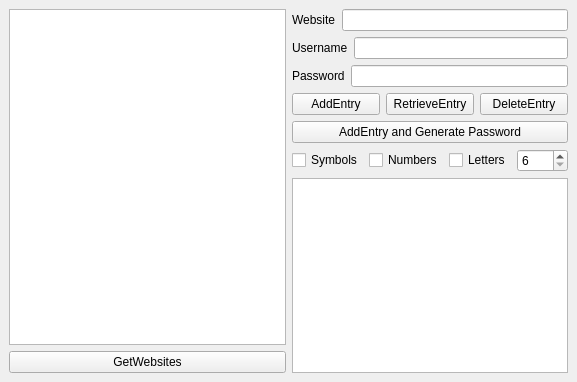
Before: the Qt Designer form mainwindow.ui in Oroles/PasswordManagerGUI, drawn with Qt 5.
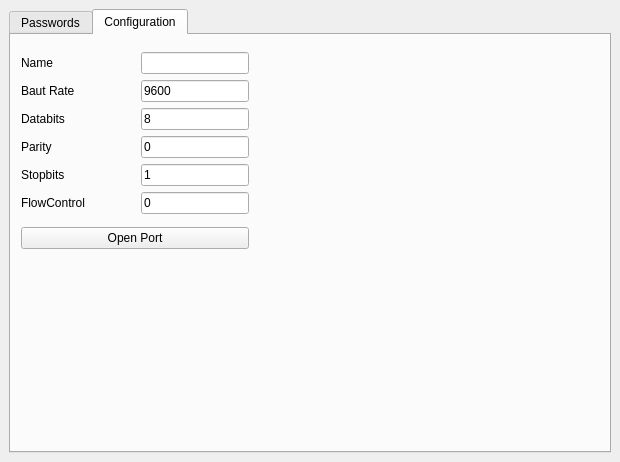
After: the same form once the commit is applied.

What changed in the file:
```diff
--- a/mainwindow.ui
+++ b/mainwindow.ui
@@ -6,14 +6,24 @@
    <rect>
     <x>0</x>
     <y>0</y>
-    <width>577</width>
-    <height>382</height>
+    <width>620</width>
+    <height>462</height>
    </rect>
   </property>
   <property name="windowTitle">
    <string>MainWindow</string>
   </property>
   <widget class="QWidget" name="centralwidget">
+   <layout class="QVBoxLayout" name="verticalLayout_6">
+    <item>
+     <widget class="QTabWidget" name="tabWidget">
+      <property name="currentIndex">
+       <number>1</number>
+      </property>
+      <widget class="QWidget" name="tab_1">
+       <attribute name="title">
+        <string>Passwords</string>
+       </attribute>
    <layout class="QHBoxLayout" name="horizontalLayout_6">
     <item>
      <layout class="QVBoxLayout" name="verticalLayout_3">
@@ -139,7 +149,7 @@
             <item>
              <widget class="QSpinBox" name="spinBoxLength">
               <property name="minimum">
-               <number>6</number>
+                   <number>8</number>
               </property>
               <property name="maximum">
                <number>12</number>
@@ -160,6 +170,220 @@
        </layout>
       </item>
      </layout>
+        </item>
+       </layout>
+      </widget>
+      <widget class="QWidget" name="tab_2">
+       <attribute name="title">
+        <string>Configuration</string>
+       </attribute>
+       <widget class="QWidget" name="layoutWidget">
+        <property name="geometry">
+         <rect>
+          <x>10</x>
+          <y>10</y>
+          <width>228</width>
+          <height>211</height>
+         </rect>
+        </property>
+        <layout class="QVBoxLayout" name="verticalLayout_8">
+         <item>
+          <layout class="QVBoxLayout" name="verticalLayout_7">
+           <item>
+            <layout class="QHBoxLayout" name="horizontalLayout_8">
+             <item>
+              <widget class="QLabel" name="label_4">
+               <property name="text">
+                <string>Name</string>
+               </property>
+              </widget>
+             </item>
+             <item>
+              <spacer name="horizontalSpacer">
+               <property name="orientation">
+                <enum>Qt::Horizontal</enum>
+               </property>
+               <property name="sizeHint" stdset="0">
+                <size>
+                 <width>40</width>
+                 <height>20</height>
+                </size>
+               </property>
+              </spacer>
+             </item>
+             <item>
+              <widget class="QLineEdit" name="lineEditName"/>
+             </item>
+            </layout>
+           </item>
+           <item>
+            <layout class="QHBoxLayout" name="horizontalLayout_9">
+             <item>
+              <widget class="QLabel" name="label_5">
+               <property name="text">
+                <string>Baut Rate</string>
+               </property>
+              </widget>
+             </item>
+             <item>
+              <spacer name="horizontalSpacer_2">
+               <property name="orientation">
+                <enum>Qt::Horizontal</enum>
+               </property>
+               <property name="sizeHint" stdset="0">
+                <size>
+                 <width>40</width>
+                 <height>20</height>
+                </size>
+               </property>
+              </spacer>
+             </item>
+             <item>
+              <widget class="QLineEdit" name="lineEditBautRate">
+               <property name="text">
+                <string>9600</string>
+               </property>
+              </widget>
+             </item>
+            </layout>
+           </item>
+           <item>
+            <layout class="QHBoxLayout" name="horizontalLayout_10">
+             <item>
+              <widget class="QLabel" name="label_6">
+               <property name="text">
+                <string>Databits</string>
+               </property>
+              </widget>
+             </item>
+             <item>
+              <spacer name="horizontalSpacer_3">
+               <property name="orientation">
+                <enum>Qt::Horizontal</enum>
+               </property>
+               <property name="sizeHint" stdset="0">
+                <size>
+                 <width>40</width>
+                 <height>20</height>
+                </size>
+               </property>
+              </spacer>
+             </item>
+             <item>
+              <widget class="QLineEdit" name="lineEditDatabits">
+               <property name="text">
+                <string>8</string>
+               </property>
+              </widget>
+             </item>
+            </layout>
+           </item>
+           <item>
+            <layout class="QHBoxLayout" name="horizontalLayout_11">
+             <item>
+              <widget class="QLabel" name="label_7">
+               <property name="text">
+                <string>Parity</string>
+               </property>
+              </widget>
+             </item>
+             <item>
+              <spacer name="horizontalSpacer_4">
+               <property name="orientation">
+                <enum>Qt::Horizontal</enum>
+               </property>
+               <property name="sizeHint" stdset="0">
+                <size>
+                 <width>40</width>
+                 <height>20</height>
+                </size>
+               </property>
+              </spacer>
+             </item>
+             <item>
+              <widget class="QLineEdit" name="lineEditParity">
+               <property name="text">
+                <string>0</string>
+               </property>
+              </widget>
+             </item>
+            </layout>
+           </item>
+           <item>
+            <layout class="QHBoxLayout" name="horizontalLayout_12">
+             <item>
+              <widget class="QLabel" name="label_8">
+               <property name="text">
+                <string>Stopbits</string>
+               </property>
+              </widget>
+             </item>
+             <item>
+              <spacer name="horizontalSpacer_5">
+               <property name="orientation">
+                <enum>Qt::Horizontal</enum>
+               </property>
+               <property name="sizeHint" stdset="0">
+                <size>
+                 <width>40</width>
+                 <height>20</height>
+                </size>
+               </property>
+              </spacer>
+             </item>
+             <item>
+              <widget class="QLineEdit" name="lineEditStopBits">
+               <property name="text">
+                <string>1</string>
+               </property>
+              </widget>
+             </item>
+            </layout>
+           </item>
+           <item>
+            <layout class="QHBoxLayout" name="horizontalLayout_13">
+             <item>
+              <widget class="QLabel" name="label_9">
+               <property name="text">
+                <string>FlowControl</string>
+               </property>
+              </widget>
+             </item>
+             <item>
+              <spacer name="horizontalSpacer_6">
+               <property name="orientation">
+                <enum>Qt::Horizontal</enum>
+               </property>
+               <property name="sizeHint" stdset="0">
+                <size>
+                 <width>40</width>
+                 <height>20</height>
+                </size>
+               </property>
+              </spacer>
+             </item>
+             <item>
+              <widget class="QLineEdit" name="lineEditFlowControl">
+               <property name="text">
+                <string>0</string>
+               </property>
+              </widget>
+             </item>
+            </layout>
+           </item>
+          </layout>
+         </item>
+         <item>
+          <widget class="QPushButton" name="buttonOpenPort">
+           <property name="text">
+            <string>Open Port</string>
+           </property>
+          </widget>
+         </item>
+        </layout>
+       </widget>
+      </widget>
+     </widget>
     </item>
    </layout>
   </widget>
```
Lines whose indentation alone changed are shown as unchanged.
